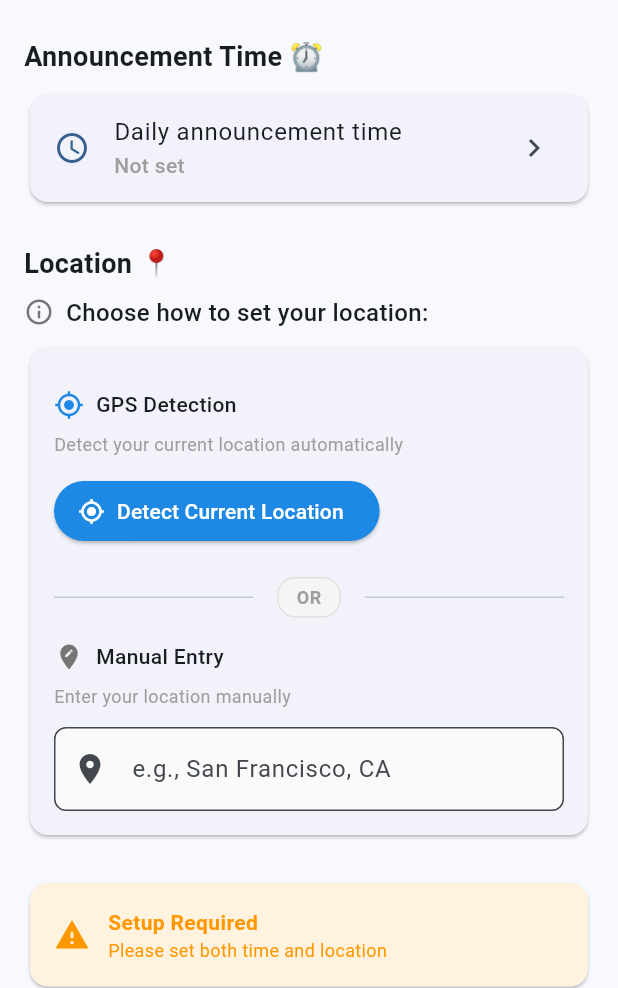
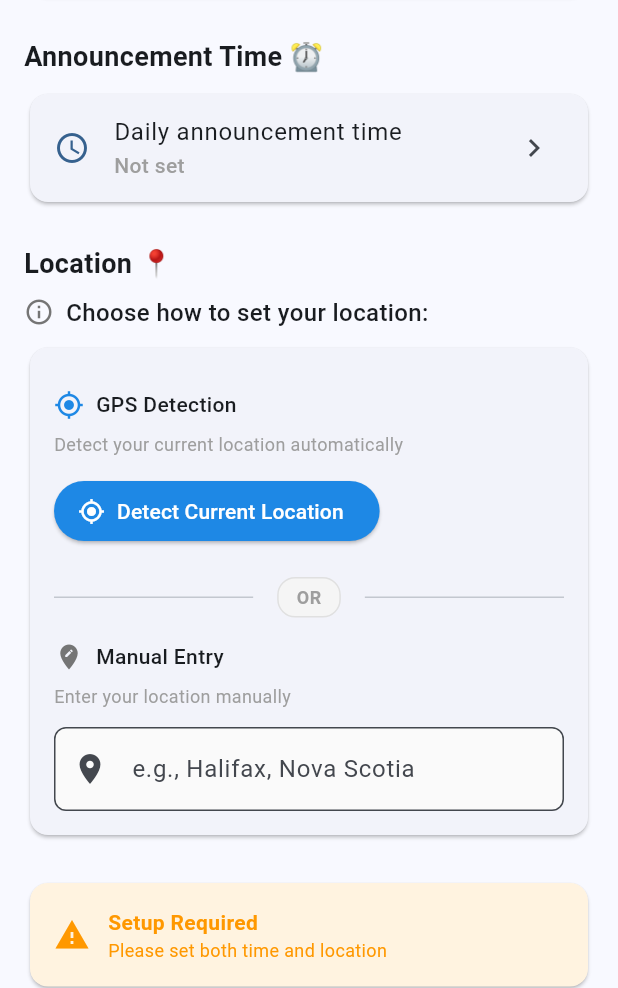
Before and after one commit to koorzenb/day_break, a Flutter app: the screen it shows after launch, on a phone screen of 412 x 824 dp, the part 248-1236 px from its top. Run offline on Flutter 3.47's test engine with Material 3 defaults, Android fonts, the phone set to English and light mode, and no system bars; our stand-ins replace flutter_dotenv, flutter_local_notifications, flutter_tts, geocoding, geolocator, get and 2 more; accounts and stored records are empty.

```diff
--- /dev/null
+++ b/lib/app_constants.dart
@@ -0,0 +1,4 @@
+// Timing
+class AppConstants {
+  static const snackbarDuration = 2; // seconds
+}
--- a/lib/settings_screen.dart
+++ b/lib/settings_screen.dart
@@ -298,7 +298,7 @@ class SettingsScreen extends StatelessWidget {
                           },
                           onSubmitted: controller.updateLocation,
                           decoration: InputDecoration(
-                            hintText: 'e.g., San Francisco, CA',
+                            hintText: 'e.g., Halifax, Nova Scotia',
                             prefixIcon: const Icon(Icons.location_on),
                             border: OutlineInputBorder(borderRadius: BorderRadius.circular(8)),
                             filled: true,
```
Also changed, not shown: lib/settings_controller.dart (+7 -6 lines).
